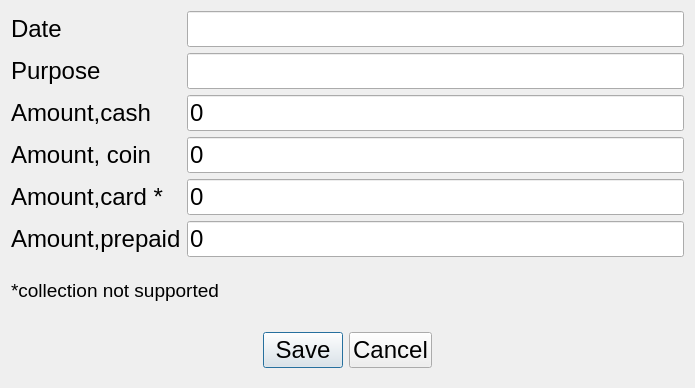
This is Shop/cashcollection.ui in End1-1/Cafe5 as Qt 5 draws it before an edit. The edited form follows.
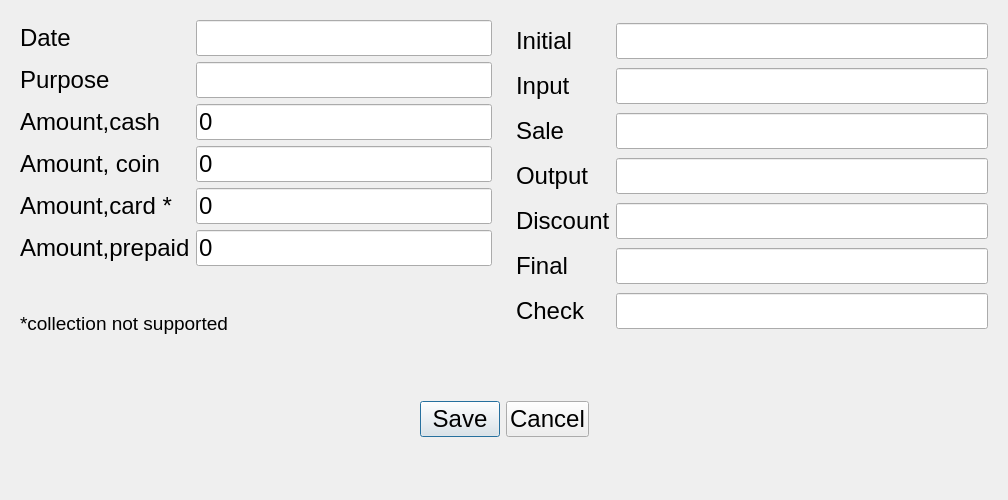
This is the edited form. Custom widgets are drawn as their Qt base class.

Diff of the .ui file:
```diff
--- a/Shop/cashcollection.ui
+++ b/Shop/cashcollection.ui
@@ -6,8 +6,8 @@
    <rect>
     <x>0</x>
     <y>0</y>
-    <width>695</width>
-    <height>388</height>
+    <width>1008</width>
+    <height>500</height>
    </rect>
   </property>
   <property name="font">
@@ -19,29 +19,119 @@
    <string>Cash collection</string>
   </property>
   <layout class="QGridLayout" name="gridLayout">
+   <item row="0" column="1" rowspan="2">
+    <widget class="QWidget" name="widget" native="true">
+     <property name="minimumSize">
+      <size>
+       <width>50</width>
+       <height>0</height>
+      </size>
+     </property>
+     <property name="maximumSize">
+      <size>
+       <width>16777215</width>
+       <height>16777215</height>
+      </size>
+     </property>
+     <layout class="QGridLayout" name="gridLayout_2">
+      <item row="6" column="1">
+       <widget class="C5LineEdit" name="lePurpose_9"/>
+      </item>
+      <item row="2" column="1">
+       <widget class="C5LineEdit" name="lePurpose_5">
+        <property name="readOnly">
+         <bool>true</bool>
+        </property>
+       </widget>
+      </item>
+      <item row="5" column="1">
+       <widget class="C5LineEdit" name="lePurpose_8">
+        <property name="readOnly">
+         <bool>true</bool>
+        </property>
+       </widget>
+      </item>
+      <item row="5" column="0">
+       <widget class="QLabel" name="label_12">
+        <property name="text">
+         <string>Final</string>
+        </property>
+       </widget>
+      </item>
+      <item row="0" column="0">
+       <widget class="QLabel" name="label_7">
+        <property name="text">
+         <string>Initial</string>
+        </property>
+       </widget>
+      </item>
+      <item row="0" column="1">
+       <widget class="C5LineEdit" name="lePurpose_2">
+        <property name="readOnly">
+         <bool>true</bool>
+        </property>
+       </widget>
+      </item>
+      <item row="3" column="1">
+       <widget class="C5LineEdit" name="lePurpose_6">
+        <property name="readOnly">
+         <bool>true</bool>
+        </property>
+       </widget>
+      </item>
+      <item row="3" column="0">
+       <widget class="QLabel" name="label_10">
+        <property name="text">
+         <string>Output</string>
+        </property>
+       </widget>
+      </item>
+      <item row="2" column="0">
+       <widget class="QLabel" name="label_9">
+        <property name="text">
+         <string>Sale</string>
+        </property>
+       </widget>
+      </item>
+      <item row="6" column="0">
+       <widget class="QLabel" name="label_13">
+        <property name="text">
+         <string>Check</string>
+        </property>
+       </widget>
+      </item>
+      <item row="4" column="0">
+       <widget class="QLabel" name="label_11">
+        <property name="text">
+         <string>Discount</string>
+        </property>
+       </widget>
+      </item>
+      <item row="4" column="1">
+       <widget class="C5LineEdit" name="lePurpose_7">
+        <property name="readOnly">
+         <bool>true</bool>
+        </property>
+       </widget>
+      </item>
    <item row="1" column="1">
-    <widget class="C5LineEdit" name="lePurpose"/>
+       <widget class="C5LineEdit" name="lePurpose_4">
+        <property name="readOnly">
+         <bool>true</bool>
+        </property>
+       </widget>
    </item>
    <item row="1" column="0">
-    <widget class="QLabel" name="label_2">
+       <widget class="QLabel" name="label_8">
      <property name="text">
-      <string>Purpose</string>
+         <string>Input</string>
      </property>
     </widget>
    </item>
-   <item row="6" column="0" colspan="2">
-    <widget class="QLabel" name="label_5">
-     <property name="font">
-      <font>
-       <pointsize>14</pointsize>
-      </font>
-     </property>
-     <property name="text">
-      <string>*collection not supported</string>
-     </property>
+     </layout>
     </widget>
    </item>
-   <item row="7" column="0" colspan="2">
+   <item row="2" column="0" colspan="2">
     <widget class="QWidget" name="widget_4" native="true">
      <layout class="QHBoxLayout" name="horizontalLayout_4">
       <item>
@@ -87,13 +177,39 @@
      </layout>
     </widget>
    </item>
+   <item row="0" column="0" rowspan="2">
+    <widget class="QWidget" name="widget_2" native="true">
+     <property name="minimumSize">
+      <size>
+       <width>50</width>
+       <height>0</height>
+      </size>
+     </property>
+     <layout class="QGridLayout" name="gridLayout_3">
    <item row="0" column="1">
     <widget class="C5DateEdit" name="deDate"/>
    </item>
-   <item row="0" column="0">
-    <widget class="QLabel" name="label">
+      <item row="3" column="0">
+       <widget class="QLabel" name="lbAmountCoin">
      <property name="text">
-      <string>Date</string>
+         <string>Amount, coin</string>
+        </property>
+       </widget>
+      </item>
+      <item row="3" column="1">
+       <widget class="C5LineEdit" name="leAmountCoin">
+        <property name="text">
+         <string>0</string>
+        </property>
+       </widget>
+      </item>
+      <item row="5" column="1">
+       <widget class="C5LineEdit" name="leAmountPrepaid">
+        <property name="text">
+         <string>0</string>
+        </property>
+        <property name="readOnly">
+         <bool>true</bool>
      </property>
     </widget>
    </item>
@@ -104,6 +220,35 @@
      </property>
     </widget>
    </item>
+      <item row="1" column="1">
+       <widget class="C5LineEdit" name="lePurpose"/>
+      </item>
+      <item row="7" column="0" colspan="2">
+       <widget class="QLabel" name="label_5">
+        <property name="font">
+         <font>
+          <pointsize>14</pointsize>
+         </font>
+        </property>
+        <property name="text">
+         <string>*collection not supported</string>
+        </property>
+       </widget>
+      </item>
+      <item row="5" column="0">
+       <widget class="QLabel" name="label_6">
+        <property name="text">
+         <string>Amount,prepaid</string>
+        </property>
+       </widget>
+      </item>
+      <item row="0" column="0">
+       <widget class="QLabel" name="label">
+        <property name="text">
+         <string>Date</string>
+        </property>
+       </widget>
+      </item>
    <item row="4" column="0">
     <widget class="QLabel" name="label_4">
      <property name="text">
@@ -111,13 +256,6 @@
      </property>
     </widget>
    </item>
-   <item row="2" column="1">
-    <widget class="C5LineEdit" name="leAmount">
-     <property name="text">
-      <string>0</string>
-     </property>
-    </widget>
-   </item>
    <item row="4" column="1">
     <widget class="C5LineEdit" name="leAmountCard">
      <property name="text">
@@ -128,35 +266,34 @@
      </property>
     </widget>
    </item>
-   <item row="5" column="0">
-    <widget class="QLabel" name="label_6">
+      <item row="2" column="1">
+       <widget class="C5LineEdit" name="leAmount">
      <property name="text">
-      <string>Amount,prepaid</string>
-     </property>
-    </widget>
-   </item>
-   <item row="5" column="1">
-    <widget class="C5LineEdit" name="leAmountPrepaid">
-     <property name="text">
       <string>0</string>
      </property>
-     <property name="readOnly">
-      <bool>true</bool>
-     </property>
-    </widget>
-   </item>
-   <item row="3" column="0">
-    <widget class="QLabel" name="lbAmountCoin">
+       </widget>
+      </item>
+      <item row="1" column="0">
+       <widget class="QLabel" name="label_2">
      <property name="text">
-      <string>Amount, coin</string>
+         <string>Purpose</string>
      </property>
     </widget>
    </item>
-   <item row="3" column="1">
-    <widget class="C5LineEdit" name="leAmountCoin">
-     <property name="text">
-      <string>0</string>
-     </property>
+      <item row="6" column="0">
+       <spacer name="verticalSpacer">
+        <property name="orientation">
+         <enum>Qt::Orientation::Vertical</enum>
+        </property>
+        <property name="sizeHint" stdset="0">
+         <size>
+          <width>20</width>
+          <height>40</height>
+         </size>
+        </property>
+       </spacer>
+      </item>
+     </layout>
     </widget>
    </item>
   </layout>
```
Left out of the diff: 4 changed lines with no effect on the pictures. Lines whose indentation alone changed are shown as unchanged.
